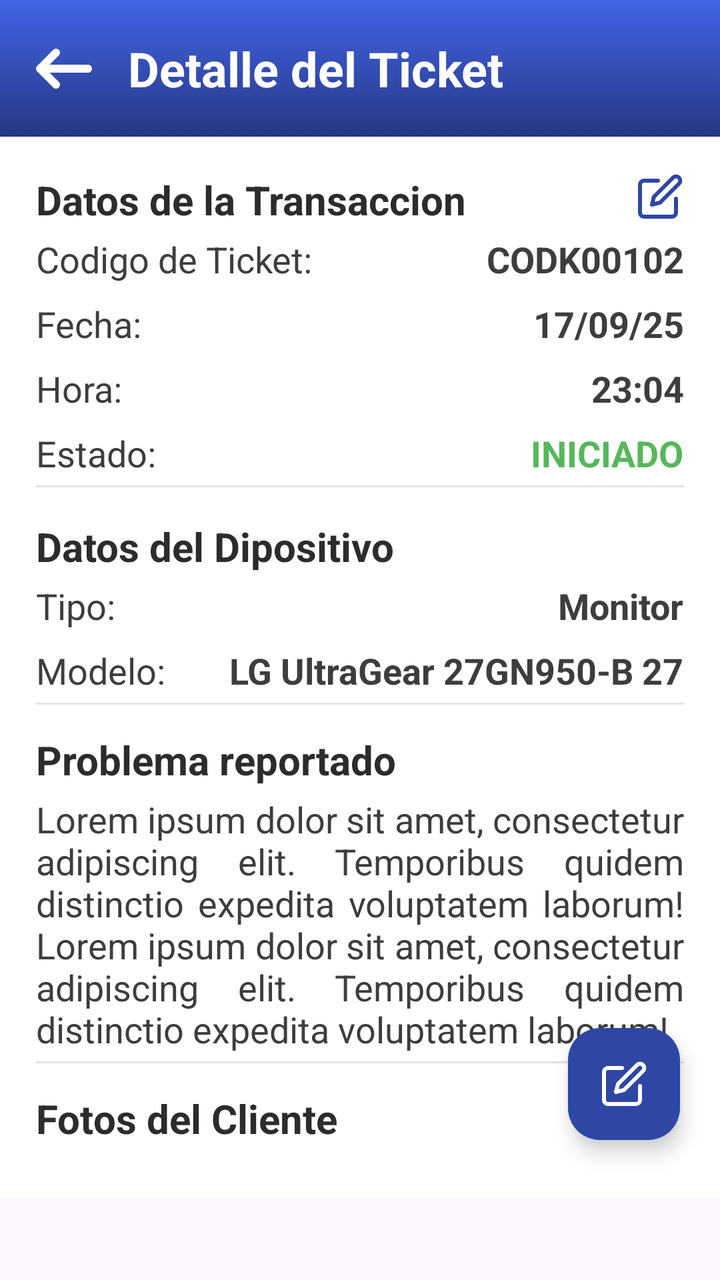
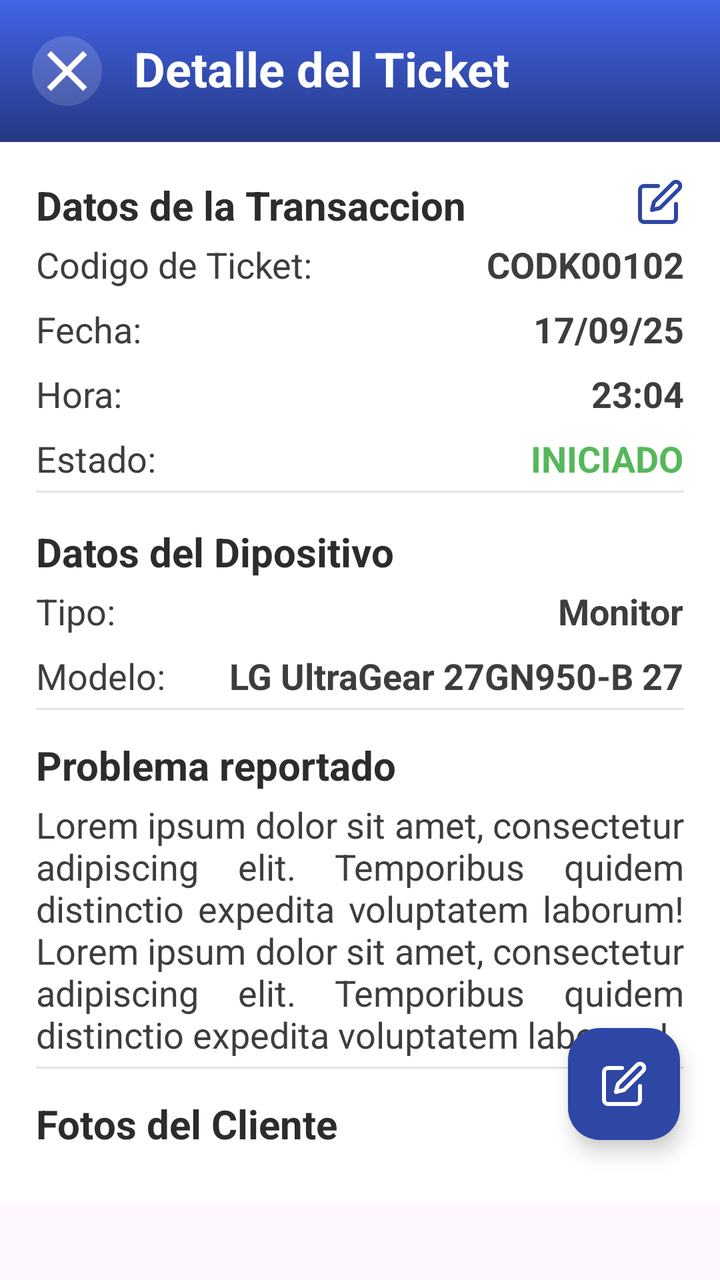

Two renders of the same Android screen: before a commit and after it. Below are the layout's source before the change and the commit's diff.
<!-- AndroidManifest.xml: application theme Theme.ReparApp -->
<!-- res/layout/fragment_report_detail_dialog.xml -->
<?xml version="1.0" encoding="utf-8"?>
<androidx.constraintlayout.widget.ConstraintLayout xmlns:android="http://schemas.android.com/apk/res/android"
    xmlns:app="http://schemas.android.com/apk/res-auto"
    xmlns:tools="http://schemas.android.com/tools"
    android:layout_width="match_parent"
    android:layout_height="match_parent"
    android:orientation="vertical">

    <androidx.constraintlayout.widget.ConstraintLayout
        android:id="@+id/headerLayout"
        android:layout_width="match_parent"
        android:layout_height="wrap_content"
        android:background="@drawable/bg_fondo"
        android:gravity="center_vertical"
        android:orientation="horizontal"
        android:paddingHorizontal="16dp"
        android:paddingVertical="18dp"
        app:layout_constraintStart_toStartOf="parent"
        app:layout_constraintTop_toTopOf="parent"
        >

        <ImageView
            android:id="@+id/img_flecha_back"
            android:layout_width="wrap_content"
            android:layout_height="wrap_content"
            app:layout_constraintStart_toStartOf="parent"
            app:layout_constraintTop_toTopOf="parent"
            app:layout_constraintBottom_toBottomOf="parent"
            android:src="@drawable/icon_arrow_back"
            />

        <TextView
            android:id="@+id/tv_titulo_home"
            android:layout_width="wrap_content"
            android:layout_height="wrap_content"
            android:layout_marginStart="16dp"
            android:text="Detalle del Ticket"
            android:textColor="@android:color/white"
            android:textSize="24sp"
            android:textStyle="bold"
            app:layout_constraintStart_toEndOf="@id/img_flecha_back"
            app:layout_constraintTop_toTopOf="parent" />

    </androidx.constraintlayout.widget.ConstraintLayout>

    <ScrollView
        android:layout_width="match_parent"
        android:layout_height="wrap_content"
        android:background="@color/white"
        app:layout_constraintTop_toBottomOf="@id/headerLayout"
        >
        <LinearLayout
            android:layout_width="match_parent"
            android:layout_height="match_parent"
            android:orientation="vertical"
            app:layout_constraintStart_toStartOf="parent"
            app:layout_constraintTop_toBottomOf="@id/headerLayout"
            android:padding="18dp"
            >
            <LinearLayout
                android:layout_width="match_parent"
                android:layout_height="wrap_content"
                android:orientation="horizontal"
                >

                <TextView
                    android:layout_width="0dp"
                    android:layout_height="wrap_content"
                    android:layout_weight="1"
                    android:text="Datos de la Transaccion"
                    android:textSize="20sp"
                    android:textColor="#2C2C2C"
                    android:textStyle="bold" />

                <ImageView
                    android:layout_width="wrap_content"
                    android:layout_height="wrap_content"
                    android:src="@drawable/icon_edit"
                    />

            </LinearLayout>


            <LinearLayout
                android:layout_width="match_parent"
                android:layout_height="wrap_content"
                android:orientation="horizontal"
                android:layout_marginTop="4dp"
                >
                <TextView
                    android:layout_width="wrap_content"
                    android:layout_height="wrap_content"
                    android:text="Codigo de Ticket:"
                    android:textColor="#3D3D3D"
                    android:layout_weight="1"
                    android:textSize="18sp"
                    />

                <TextView
                    android:id="@+id/tv_codigo_ticket"
                    android:layout_width="wrap_content"
                    android:layout_height="wrap_content"
                    android:text="CODK00102"
                    android:textStyle="bold"
                    android:textColor="#3D3D3D"
                    android:textSize="18sp" />
            </LinearLayout>

            <LinearLayout
                android:layout_width="match_parent"
                android:layout_height="wrap_content"
                android:orientation="horizontal"
                android:layout_marginTop="8dp"
                >

                <TextView
                    android:layout_width="wrap_content"
                    android:layout_height="wrap_content"
                    android:text="Fecha:"
                    android:textColor="#3D3D3D"
                    android:layout_weight="1"
                    android:textSize="18sp"
                    />

                <TextView
                    android:id="@+id/tv_fecha"
                    android:layout_width="wrap_content"
                    android:layout_height="wrap_content"
                    android:text="17/09/25"
                    android:textStyle="bold"
                    android:textColor="#3D3D3D"
                    android:textSize="18sp" />
            </LinearLayout>

            <LinearLayout
                android:layout_width="match_parent"
                android:layout_height="wrap_content"
                android:orientation="horizontal"
                android:layout_marginTop="8dp"
                >

                <TextView
                    android:layout_width="wrap_content"
                    android:layout_height="wrap_content"
                    android:layout_marginEnd="16dp"
                    android:text="Hora:"
                    android:textColor="#3D3D3D"
                    android:layout_weight="1"
                    android:textSize="18sp"
                    />

                <TextView
                    android:id="@+id/tv_hora"
                    android:layout_width="wrap_content"
                    android:layout_height="wrap_content"
                    android:text="23:04"
                    android:textStyle="bold"
                    android:textColor="#3D3D3D"
                    android:textSize="18sp" />
            </LinearLayout>

            <LinearLayout
                android:layout_width="match_parent"
                android:layout_height="wrap_content"
                android:orientation="horizontal"
                android:layout_marginTop="8dp"
                >

                <TextView
                    android:layout_width="wrap_content"
                    android:layout_height="wrap_content"
                    android:layout_marginEnd="16dp"
                    android:text="Estado:"
                    android:textColor="#3D3D3D"
                    android:layout_weight="1"
                    android:textSize="18sp"
                    />

                <TextView
                    android:id="@+id/tv_fecha_asignacion"
                    android:layout_width="wrap_content"
                    android:layout_height="wrap_content"
                    android:text="Iniciado"
                    android:textStyle="bold"
                    android:textColor="#55B85A"
                    android:textAllCaps="true"
                    android:textSize="18sp" />
            </LinearLayout>

            <View
                android:id="@+id/v_linea"
                android:layout_width="match_parent"
                android:layout_height="1dp"
                android:layout_marginVertical="4dp"
                android:background="#E4E4E4"
                />

            <TextView
                android:layout_width="wrap_content"
                android:layout_height="wrap_content"
                android:layout_marginTop="12dp"
                android:text="Datos del Dipositivo"
                android:textSize="20sp"
                android:textColor="#2C2C2C"
                android:textStyle="bold" />

            <LinearLayout
                android:layout_width="match_parent"
                android:layout_height="wrap_content"
                android:orientation="horizontal"
                android:layout_marginTop="4dp"
                >
                <TextView
                    android:layout_width="wrap_content"
                    android:layout_height="wrap_content"
                    android:text="Tipo:"
                    android:textColor="#3D3D3D"
                    android:layout_weight="1"
                    android:textSize="18sp"
                    />

                <TextView
                    android:id="@+id/tv_tipo_dispositivo"
                    android:layout_width="wrap_content"
                    android:layout_height="wrap_content"
                    android:text="Monitor"
                    android:textStyle="bold"
                    android:textColor="#3D3D3D"
                    android:textSize="18sp" />
            </LinearLayout>

            <LinearLayout
                android:layout_width="match_parent"
                android:layout_height="wrap_content"
                android:orientation="horizontal"
                android:layout_marginTop="8dp"
                >

                <TextView
                    android:layout_width="wrap_content"
                    android:layout_height="wrap_content"
                    android:text="Modelo:"
                    android:textColor="#3D3D3D"
                    android:layout_weight="1"
                    android:textSize="18sp"
                    />

                <TextView
                    android:id="@+id/tv_modelo"
                    android:layout_width="wrap_content"
                    android:layout_height="wrap_content"
                    android:text="LG UltraGear 27GN950-B 27"
                    android:textStyle="bold"
                    android:textColor="#3D3D3D"
                    android:textSize="18sp" />
            </LinearLayout>

            <View
                android:id="@+id/v_linea2"
                android:layout_width="match_parent"
                android:layout_height="1dp"
                android:layout_marginVertical="4dp"
                android:background="#E4E4E4"
                />

            <TextView
                android:layout_width="wrap_content"
                android:layout_height="wrap_content"
                android:text="Problema reportado"
                android:layout_marginTop="10dp"
                android:textColor="#2C2C2C"
                android:textSize="20sp"
                android:textStyle="bold" />

            <TextView
                android:id="@+id/tv_descripcion_problema"
                android:layout_width="match_parent"
                android:layout_height="wrap_content"
                android:layout_marginTop="4dp"
                android:justificationMode="inter_word"
                android:text="@string/lorem"
                android:textColor="#3D3D3D"
                android:textSize="18sp" />

            <View
                android:id="@+id/v_linea3"
                android:layout_width="match_parent"
                android:layout_height="1dp"
                android:layout_marginVertical="4dp"
                android:background="#E4E4E4"
                />

            <TextView
                android:layout_width="wrap_content"
                android:layout_height="wrap_content"
                android:text="Fotos del Cliente"
                android:layout_marginTop="10dp"
                android:textColor="#2C2C2C"
                android:textSize="20sp"
                android:textStyle="bold" />


            <androidx.recyclerview.widget.RecyclerView
                android:id="@+id/rv_lista_dispositivos"
                android:layout_width="match_parent"
                android:layout_height="wrap_content"
                android:layout_marginTop="8dp"
                app:layout_constraintEnd_toEndOf="parent"
                app:layout_constraintStart_toStartOf="parent"
                app:layout_constraintTop_toBottomOf="@+id/misDevicesTitle"
                tools:layoutManager="LinearLayoutManager"
                tools:listitem="@layout/item_device_problema"
                tools:orientation="horizontal" />
        </LinearLayout>
    </ScrollView>

    <com.google.android.material.floatingactionbutton.FloatingActionButton
        android:id="@+id/fab_agregar_ticket"
        android:layout_width="wrap_content"
        android:layout_height="wrap_content"
        android:src="@drawable/icon_edit"
        app:backgroundTint="#2E47A4"
        android:layout_marginEnd="20dp"
        android:layout_marginBottom="70dp"
        app:fabSize="normal"
        android:contentDescription="@string/agregar_ticket"
        app:layout_constraintBottom_toBottomOf="parent"
        app:layout_constraintEnd_toEndOf="parent"
        app:tint="@android:color/white" />



</androidx.constraintlayout.widget.ConstraintLayout>
<!-- res/layout/item_device_problema.xml (included above) -->
<?xml version="1.0" encoding="utf-8"?>
<androidx.constraintlayout.widget.ConstraintLayout xmlns:android="http://schemas.android.com/apk/res/android"
    xmlns:app="http://schemas.android.com/apk/res-auto"
    android:layout_width="wrap_content"
    android:layout_height="170dp"
    android:layout_marginEnd="12dp"
    android:layout_margin="8dp"
    >

    <ImageView
        android:id="@+id/img_dispositivo"
        android:layout_width="164dp"
        android:layout_height="164dp"
        android:background="@drawable/grey_bg_prueba"
        android:src="@drawable/televisor"
        android:padding="8dp"
        android:scaleType="centerInside"
        app:layout_constraintTop_toTopOf="parent"
        app:layout_constraintStart_toStartOf="parent"
        app:layout_constraintEnd_toEndOf="parent"
        app:layout_constraintBottom_toBottomOf="parent"
        />

    <ImageView
        android:layout_width="25dp"
        android:layout_height="25dp"
        app:layout_constraintEnd_toEndOf="parent"
        app:layout_constraintTop_toTopOf="parent"
        android:layout_marginTop="8dp"
        android:layout_marginEnd="8dp"
        android:src="@drawable/icon_open"
        />
</androidx.constraintlayout.widget.ConstraintLayout>
<!-- resources referenced by this layout -->
<resources>
  <color name="white">#FFFFFFFF</color>
  <!-- drawable bg_fondo (drawable) -->
  <?xml version="1.0" encoding="utf-8"?>
  <selector xmlns:android="http://schemas.android.com/apk/res/android">
      <item>
          <shape android:shape="rectangle">
              <gradient
                  android:type="linear"
                  android:angle="270"
                  android:startColor="#4264E8"
                  android:endColor="#253882" />
          </shape>
      </item>
  </selector>
  <!-- drawable grey_bg_prueba (drawable) -->
  <?xml version="1.0" encoding="utf-8"?>
  <selector xmlns:android="http://schemas.android.com/apk/res/android">
      <item>
          <shape android:shape="rectangle">
              <corners android:radius="10dp"/>
              <solid android:color="@color/light_Grey"/>
          </shape>
      </item>
  </selector>
  <!-- drawable icon_arrow_back (drawable) -->
  <vector xmlns:android="http://schemas.android.com/apk/res/android"
      android:width="32dp"
      android:height="32dp"
      android:viewportWidth="32"
      android:viewportHeight="32">
    <path
        android:fillColor="#FFFFFF"
        android:pathData="M28,14H8.8l4.62,-4.62C13.814,8.986 14,8.516 14,8c0,-0.984 -0.813,-2 -2,-2c-0.531,0 -0.994,0.193 -1.38,0.58l-7.958,7.958C2.334,14.866 2,15.271 2,16s0.279,1.08 0.646,1.447l7.974,7.973C11.006,25.807 11.469,26 12,26c1.188,0 2,-1.016 2,-2c0,-0.516 -0.186,-0.986 -0.58,-1.38L8.8,18H28c1.104,0 2,-0.896 2,-2S29.104,14 28,14z"/>
  </vector>
  <!-- drawable icon_edit (drawable) -->
  <vector xmlns:android="http://schemas.android.com/apk/res/android"
      android:width="24dp"
      android:height="24dp"
      android:viewportWidth="24"
      android:viewportHeight="24">
    <path
        android:pathData="M11,4H4C3.47,4 2.961,4.211 2.586,4.586C2.211,4.961 2,5.47 2,6V20C2,20.53 2.211,21.039 2.586,21.414C2.961,21.789 3.47,22 4,22H18C18.53,22 19.039,21.789 19.414,21.414C19.789,21.039 20,20.53 20,20V13"
        android:strokeLineJoin="round"
        android:strokeWidth="2"
        android:fillColor="#00000000"
        android:strokeColor="#2E47A4"
        android:strokeLineCap="round"/>
    <path
        android:pathData="M18.5,2.5C18.898,2.102 19.437,1.879 20,1.879C20.563,1.879 21.102,2.102 21.5,2.5C21.898,2.898 22.121,3.437 22.121,4C22.121,4.563 21.898,5.102 21.5,5.5L12,15L8,16L9,12L18.5,2.5Z"
        android:strokeLineJoin="round"
        android:strokeWidth="2"
        android:fillColor="#00000000"
        android:strokeColor="#2E47A4"
        android:strokeLineCap="round"/>
  </vector>
  <!-- drawable icon_open (drawable) -->
  <vector xmlns:android="http://schemas.android.com/apk/res/android"
      android:width="35dp"
      android:height="35dp"
      android:viewportWidth="35"
      android:viewportHeight="35">
    <path
        android:pathData="M17.5,0L17.5,0A17.5,17.5 0,0 1,35 17.5L35,17.5A17.5,17.5 0,0 1,17.5 35L17.5,35A17.5,17.5 0,0 1,0 17.5L0,17.5A17.5,17.5 0,0 1,17.5 0z"
        android:fillColor="#ffffff"
        android:fillAlpha="0.4"/>
    <path
        android:pathData="M8.797,26.203V17.928H11.072V22.331L23.331,10.072H18.928V7.797H27.203V16.072H24.928V11.669L12.669,23.928H17.072V26.203H8.797Z"
        android:fillColor="#1F1F1F"/>
  </vector>
  <!-- drawable televisor: png bitmap (drawable, 123698 bytes) -->
  <string name="agregar_ticket">Agregar Ticket</string>
  <string name="lorem">Lorem ipsum dolor sit amet, consectetur adipiscing elit. Temporibus quidem distinctio expedita voluptatem laborum! Lorem ipsum dolor sit amet, consectetur adipiscing elit. Temporibus quidem distinctio expedita voluptatem laborum!</string>
  <style name="Theme.ReparApp" parent="Base.Theme.ReparApp" />
  <color name="light_Grey">#E9E9E9</color>
  <style name="Base.Theme.ReparApp" parent="Theme.Material3.DayNight.NoActionBar">
          
          
      </style>
</resources>

<!-- the commit's change to res/layout/fragment_report_detail_dialog.xml (unified diff, before → after) -->
@@ -20,13 +20,13 @@
         >
 
         <ImageView
-            android:id="@+id/img_flecha_back"
+            android:id="@+id/img_close"
             android:layout_width="wrap_content"
             android:layout_height="wrap_content"
             app:layout_constraintStart_toStartOf="parent"
             app:layout_constraintTop_toTopOf="parent"
             app:layout_constraintBottom_toBottomOf="parent"
-            android:src="@drawable/icon_arrow_back"
+            android:src="@drawable/icon_close2"
             />
 
         <TextView
@@ -38,7 +38,7 @@
             android:textColor="@android:color/white"
             android:textSize="24sp"
             android:textStyle="bold"
-            app:layout_constraintStart_toEndOf="@id/img_flecha_back"
+            app:layout_constraintStart_toEndOf="@id/img_close"
             app:layout_constraintTop_toTopOf="parent" />
 
     </androidx.constraintlayout.widget.ConstraintLayout>
<!-- resource entries referenced after the edit -->
@@ -24,15 +24,19 @@
           </shape>
       </item>
   </selector>
-  <!-- drawable icon_arrow_back (drawable) -->
+  <!-- drawable icon_close2 (drawable) -->
   <vector xmlns:android="http://schemas.android.com/apk/res/android"
-      android:width="32dp"
-      android:height="32dp"
-      android:viewportWidth="32"
-      android:viewportHeight="32">
+      android:width="35dp"
+      android:height="35dp"
+      android:viewportWidth="35"
+      android:viewportHeight="35">
     <path
-        android:fillColor="#FFFFFF"
-        android:pathData="M28,14H8.8l4.62,-4.62C13.814,8.986 14,8.516 14,8c0,-0.984 -0.813,-2 -2,-2c-0.531,0 -0.994,0.193 -1.38,0.58l-7.958,7.958C2.334,14.866 2,15.271 2,16s0.279,1.08 0.646,1.447l7.974,7.973C11.006,25.807 11.469,26 12,26c1.188,0 2,-1.016 2,-2c0,-0.516 -0.186,-0.986 -0.58,-1.38L8.8,18H28c1.104,0 2,-0.896 2,-2S29.104,14 28,14z"/>
+        android:pathData="M17.5,0L17.5,0A17.5,17.5 0,0 1,35 17.5L35,17.5A17.5,17.5 0,0 1,17.5 35L17.5,35A17.5,17.5 0,0 1,0 17.5L0,17.5A17.5,17.5 0,0 1,17.5 0z"
+        android:fillColor="#ffffff"
+        android:fillAlpha="0.15"/>
+    <path
+        android:pathData="M9.5,27.5L7.5,25.5L15.5,17.5L7.5,9.5L9.5,7.5L17.5,15.5L25.5,7.5L27.5,9.5L19.5,17.5L27.5,25.5L25.5,27.5L17.5,19.5L9.5,27.5Z"
+        android:fillColor="#ffffff"/>
   </vector>
   <!-- drawable icon_edit (drawable) -->
   <vector xmlns:android="http://schemas.android.com/apk/res/android"
